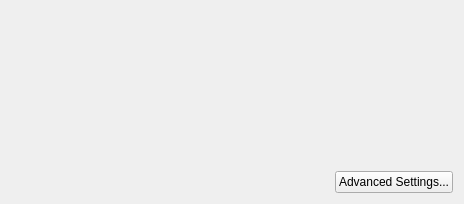
Above: newcertificatewizard/enterdetailspage.ui from sensama/kleopatra before the change. Below: the same form after it.
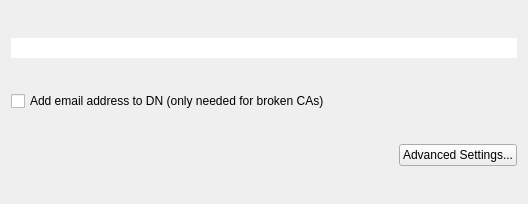
That is the form after the change.

```diff
--- a/newcertificatewizard/enterdetailspage.ui
+++ b/newcertificatewizard/enterdetailspage.ui
@@ -5,7 +5,7 @@
    <rect>
     <x>0</x>
     <y>0</y>
-    <width>464</width>
+    <width>528</width>
     <height>204</height>
    </rect>
   </property>
@@ -20,9 +20,22 @@
     <layout class="QFormLayout" name="formLayout" />
    </item>
    <item>
-    <widget class="QLabel" name="resultLB" >
+    <widget class="QLineEdit" name="resultLE" >
+     <property name="frame" >
+      <bool>false</bool>
+     </property>
+     <property name="alignment" >
+      <set>Qt::AlignCenter</set>
+     </property>
+     <property name="readOnly" >
+      <bool>true</bool>
+     </property>
+    </widget>
+   </item>
+   <item>
+    <widget class="QCheckBox" name="addEmailToDnCB" >
      <property name="text" >
-      <string/>
+      <string>Add email address to DN (only needed for broken CAs)</string>
      </property>
     </widget>
    </item>
```
